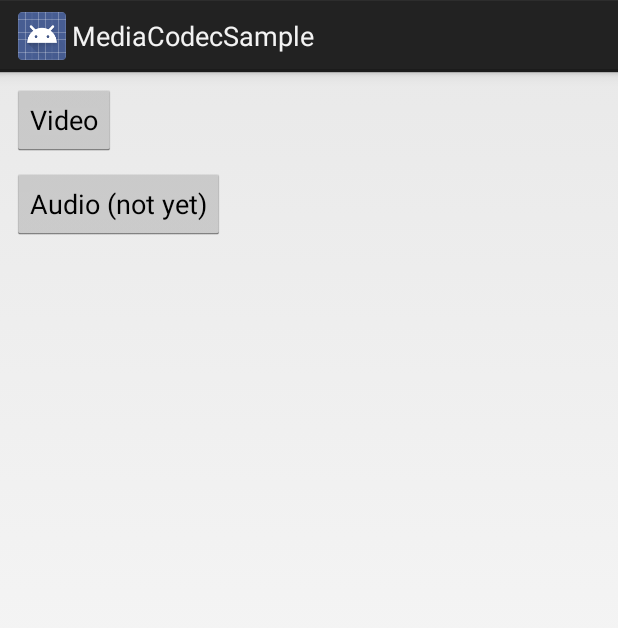
After one commit to BattleShipPark/media-codec-sample, an Android app: the ConcatActivity screen opened directly, with no data from a screen before it, on a phone screen of 412 x 824 dp. The commit adds this screen. Shown: the top 628 px of the screen. Run offline under Robolectric (Android 15) with nearby library versions, the phone set to English and light mode, and no system bars; libraries missing offline, so code that uses them is left out: junit.framework.

Commit message:
Concat two videos

```diff
--- a/app/src/main/AndroidManifest.xml
+++ b/app/src/main/AndroidManifest.xml
@@ -21,7 +21,8 @@
         </activity>
         <activity android:name=".CameraToMpegActivity" />
         <activity android:name=".DecoderActivity" />
-        <activity android:name=".TranscoderActivity"></activity>
+        <activity android:name=".TranscoderActivity"/>
+        <activity android:name=".ConcatActivity"/>
     </application>
 
 </manifest>
--- a/app/src/main/java/com/battleshippark/mediacodecsample/MainActivity.java
+++ b/app/src/main/java/com/battleshippark/mediacodecsample/MainActivity.java
@@ -43,4 +43,8 @@ public class MainActivity extends Activity {
     public void onTranscoder(View view) {
         startActivity(new Intent(this, TranscoderActivity.class));
     }
+
+    public void onConcat(View view) {
+        startActivity(new Intent(this, ConcatActivity.class));
+    }
 }
--- a/app/src/main/java/com/battleshippark/mediacodecsample/TranscoderActivity.java
+++ b/app/src/main/java/com/battleshippark/mediacodecsample/TranscoderActivity.java
@@ -88,7 +88,7 @@ public class TranscoderActivity extends Activity {
         boolean sawEOS = false;
         int bufferSize = MAX_SAMPLE_SIZE;
         int frameCount = 0;
-        int offset = 100;
+        int offset = 0;
 
         ByteBuffer dstBuf = ByteBuffer.allocate(bufferSize);
         MediaCodec.BufferInfo bufferInfo = new MediaCodec.BufferInfo();
--- /dev/null
+++ b/app/src/main/res/layout/activity_concat.xml
@@ -0,0 +1,39 @@
+<?xml version="1.0" encoding="utf-8"?>
+<android.support.constraint.ConstraintLayout xmlns:android="http://schemas.android.com/apk/res/android"
+    xmlns:app="http://schemas.android.com/apk/res-auto"
+    xmlns:tools="http://schemas.android.com/tools"
+    android:layout_width="match_parent"
+    android:layout_height="match_parent"
+    tools:context="com.battleshippark.mediacodecsample.TranscoderActivity">
+
+    <Button
+        android:id="@+id/button3"
+        android:layout_width="wrap_content"
+        android:layout_height="wrap_content"
+        android:layout_marginLeft="8dp"
+        android:layout_marginTop="8dp"
+        android:onClick="onVideoConcat"
+        android:text="Video"
+        app:layout_constraintLeft_toLeftOf="parent"
+        app:layout_constraintTop_toTopOf="parent" />
+
+    <Button
+        android:id="@+id/button4"
+        android:layout_width="wrap_content"
+        android:layout_height="wrap_content"
+        android:layout_marginLeft="8dp"
+        android:layout_marginTop="8dp"
+        android:text="Audio (not yet)"
+        app:layout_constraintLeft_toLeftOf="parent"
+        app:layout_constraintTop_toBottomOf="@+id/button3" />
+
+    <TextView
+        android:id="@+id/textview"
+        android:layout_width="wrap_content"
+        android:layout_height="wrap_content"
+        android:layout_marginLeft="8dp"
+        android:layout_marginTop="8dp"
+        app:layout_constraintLeft_toLeftOf="parent"
+        app:layout_constraintTop_toBottomOf="@+id/button4" />
+
+</android.support.constraint.ConstraintLayout>
```
Also changed, not shown: app/src/main/java/com/battleshippark/mediacodecsample/ConcatActivity.java (added, +161 -0 lines), app/src/main/res/layout/activity_main.xml (+11 -0 lines), 2 other files.
